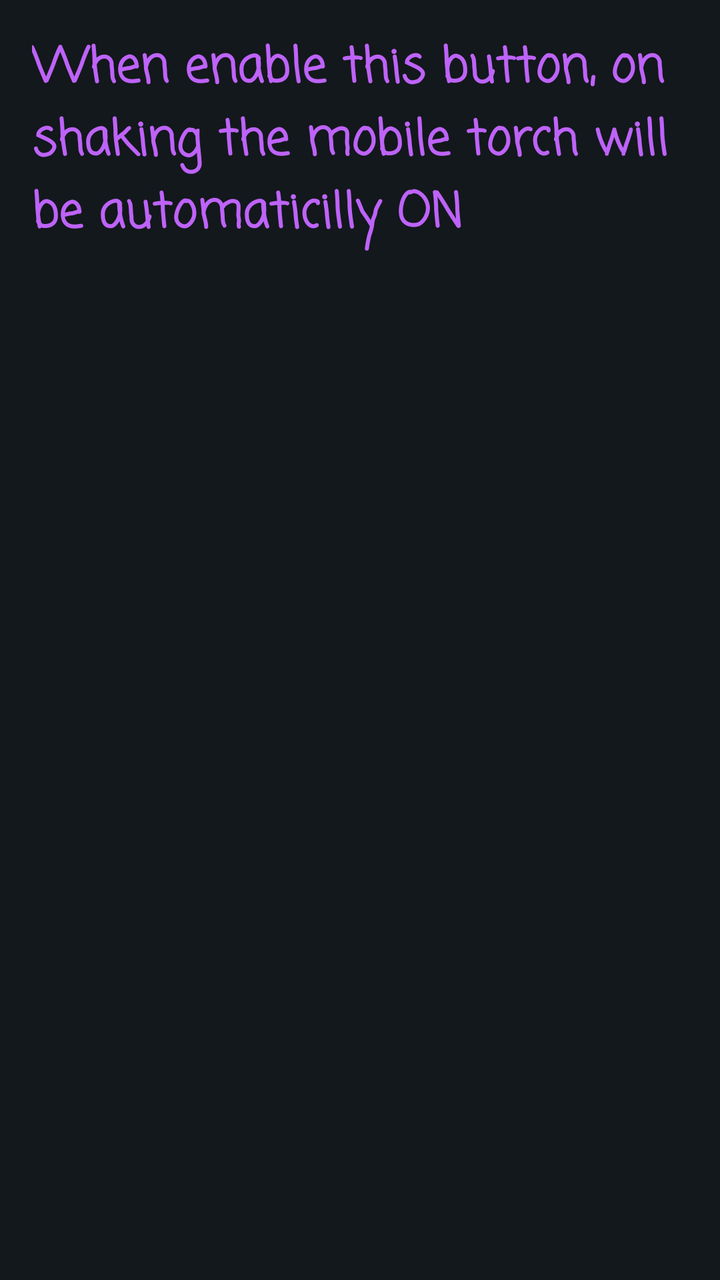
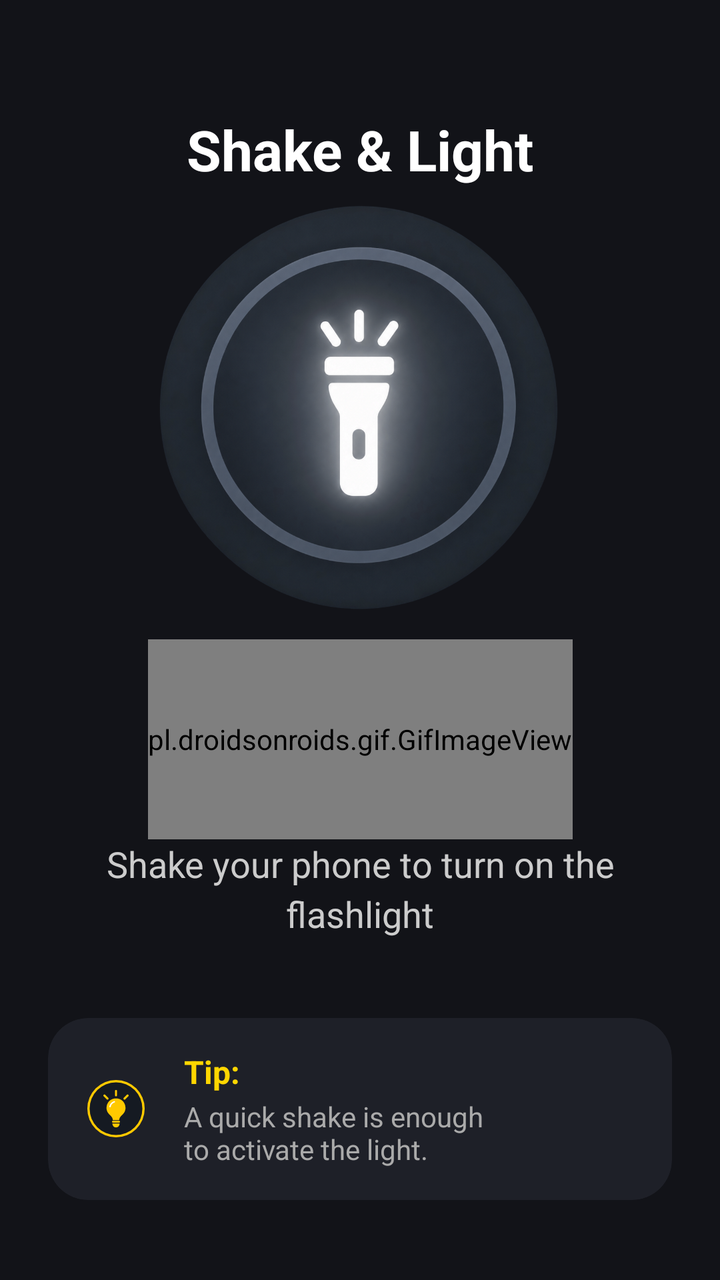

Two renders of the same Android screen: before a commit and after it. Below are the layout's source before the change and the commit's diff.
<!-- AndroidManifest.xml: application theme Theme.ShakeShake -->
<!-- res/layout/activity_main.xml -->
<?xml version="1.0" encoding="utf-8"?>
<LinearLayout xmlns:android="http://schemas.android.com/apk/res/android"
    xmlns:app="http://schemas.android.com/apk/res-auto"
    xmlns:tools="http://schemas.android.com/tools"
    android:layout_width="match_parent"
    android:background="@color/app_bg"
    android:layout_height="match_parent"
    tools:context=".MainActivity">


    <TextView
        android:id="@+id/textView2"
        android:layout_width="match_parent"
        android:layout_height="wrap_content"
        android:layout_margin="16dp"
        android:fontFamily="casual"
        android:text="When enable this button, on shaking the mobile torch will be automaticilly ON"
        android:textColor="@color/app_txt"
        android:textSize="24sp"
        android:textStyle="bold"
        app:layout_constraintBottom_toTopOf="@+id/switchs"
        app:layout_constraintEnd_toEndOf="parent"
        app:layout_constraintStart_toStartOf="parent" />

</LinearLayout>
<!-- resources referenced by this layout -->
<resources>
  <color name="app_bg">#13181C</color>
  <color name="app_txt">#BE63F9</color>
  <style name="Theme.ShakeShake" parent="Theme.MaterialComponents.DayNight.DarkActionBar">
          
          <item name="colorPrimary">@color/purple_500</item>
          <item name="colorPrimaryVariant">@color/purple_700</item>
          <item name="colorOnPrimary">@color/white</item>
          
          <item name="colorSecondary">@color/teal_200</item>
          <item name="colorSecondaryVariant">@color/teal_700</item>
          <item name="colorOnSecondary">@color/black</item>
          
          <item name="android:statusBarColor">?attr/colorPrimaryVariant</item>
          
      </style>
  <color name="purple_500">#ff082F50</color>
  <color name="purple_700">#ff041326</color>
  <color name="white">#FFFFFFFF</color>
  <color name="teal_200">#FF03DAC5</color>
  <color name="teal_700">#FF018786</color>
  <color name="black">#FF000000</color>
</resources>

<!-- the commit's change to res/layout/activity_main.xml (unified diff, before → after) -->
@@ -1,25 +1,122 @@
 <?xml version="1.0" encoding="utf-8"?>
-<LinearLayout xmlns:android="http://schemas.android.com/apk/res/android"
+<androidx.constraintlayout.widget.ConstraintLayout
+    xmlns:android="http://schemas.android.com/apk/res/android"
     xmlns:app="http://schemas.android.com/apk/res-auto"
     xmlns:tools="http://schemas.android.com/tools"
     android:layout_width="match_parent"
-    android:background="@color/app_bg"
     android:layout_height="match_parent"
-    tools:context=".MainActivity">
+    android:background="#121318"
+    android:padding="24dp">
+
+    
+    <TextView
+        android:id="@+id/tvTitle"
+        android:layout_width="wrap_content"
+        android:layout_height="wrap_content"
+        android:layout_marginTop="32dp"
+        android:text="Shake &amp; Light"
+        android:textColor="#FFFFFF"
+        android:textSize="28sp"
+        android:textStyle="bold"
+        app:layout_constraintEnd_toEndOf="parent"
+        app:layout_constraintStart_toStartOf="parent"
+        app:layout_constraintTop_toTopOf="parent" />
+
+    
+    <FrameLayout
+        android:id="@+id/flIconContainer"
+        android:layout_width="260dp"
+        android:layout_height="260dp"
+        android:background="@drawable/flash_light_off"
+        app:layout_constraintBottom_toTopOf="@+id/textView"
+        app:layout_constraintEnd_toEndOf="parent"
+        app:layout_constraintStart_toStartOf="parent"
+        app:layout_constraintTop_toBottomOf="@+id/tvTitle">
 
 
+    </FrameLayout>
+
+    
     <TextView
-        android:id="@+id/textView2"
-        android:layout_width="match_parent"
+        android:id="@+id/tvStatusInstruction"
+        android:layout_width="wrap_content"
         android:layout_height="wrap_content"
-        android:layout_margin="16dp"
-        android:fontFamily="casual"
-        android:text="When enable this button, on shaking the mobile torch will be automaticilly ON"
-        android:textColor="@color/app_txt"
-        android:textSize="24sp"
-        android:textStyle="bold"
-        app:layout_constraintBottom_toTopOf="@+id/switchs"
+        android:layout_marginBottom="40dp"
+        android:gravity="center"
+        android:lineSpacingExtra="4dp"
+        android:text="Shake your phone to turn on the flashlight"
+        android:textColor="#CCCCCC"
+        android:textSize="18sp"
+        app:layout_constraintBottom_toTopOf="@+id/cardTip"
         app:layout_constraintEnd_toEndOf="parent"
         app:layout_constraintStart_toStartOf="parent" />
 
-</LinearLayout>
+    
+    <androidx.cardview.widget.CardView
+        android:id="@+id/cardTip"
+        android:layout_width="0dp"
+        android:layout_height="wrap_content"
+        android:layout_marginBottom="16dp"
+        app:cardBackgroundColor="#1E2028"
+        app:cardCornerRadius="20dp"
+        app:cardElevation="0dp"
+        app:layout_constraintBottom_toBottomOf="parent"
+        app:layout_constraintEnd_toEndOf="parent"
+        app:layout_constraintStart_toStartOf="parent">
+
+        <LinearLayout
+            android:layout_width="match_parent"
+            android:layout_height="wrap_content"
+            android:gravity="center_vertical"
+            android:orientation="horizontal"
+            android:padding="16dp">
+
+            
+            <ImageView
+                android:id="@+id/ivTipIcon"
+                android:layout_width="36dp"
+                android:layout_height="36dp"
+                android:layout_marginEnd="16dp"
+                android:contentDescription="Tip Icon"
+                android:src="@drawable/icon_tip" />
+
+            
+            <LinearLayout
+                android:layout_width="0dp"
+                android:layout_height="wrap_content"
+                android:layout_weight="1"
+                android:orientation="vertical">
+
+                <TextView
+                    android:id="@+id/tvTipHeader"
+                    android:layout_width="wrap_content"
+                    android:layout_height="wrap_content"
+                    android:text="Tip:"
+                    android:textColor="#FFD600"
+                    android:textSize="16sp"
+                    android:textStyle="bold" />
+
+                <TextView
+                    android:id="@+id/tvTipBody"
+                    android:layout_width="wrap_content"
+                    android:layout_height="wrap_content"
+                    android:layout_marginTop="2dp"
+                    android:text="A quick shake is enough\nto activate the light."
+                    android:textColor="#AAAAAA"
+                    android:textSize="14sp" />
+            </LinearLayout>
+        </LinearLayout>
+    </androidx.cardview.widget.CardView>
+
+    <pl.droidsonroids.gif.GifImageView
+        android:id="@+id/textView"
+        android:src="@drawable/helping_gif"
+        android:layout_width="wrap_content"
+        android:layout_height="100dp"
+        android:text="TextView"
+        app:layout_constraintBottom_toTopOf="@+id/tvStatusInstruction"
+        app:layout_constraintEnd_toEndOf="parent"
+        app:layout_constraintStart_toStartOf="parent"
+         />
+
+</androidx.constraintlayout.widget.ConstraintLayout>
<!-- resource entries referenced after the edit -->
@@ -1,7 +1,44 @@
 <!-- resources referenced by this layout -->
 <resources>
-  <color name="app_bg">#13181C</color>
-  <color name="app_txt">#BE63F9</color>
+  <!-- drawable flash_light_off: png bitmap (drawable, 914828 bytes) -->
+  <!-- drawable helping_gif: gif bitmap (drawable, 175439 bytes) -->
+  <!-- drawable icon_tip (drawable) -->
+  <vector xmlns:android="http://schemas.android.com/apk/res/android"
+      android:width="1024dp"
+      android:height="1024dp"
+      android:viewportWidth="1024"
+      android:viewportHeight="1024">
+    <path
+        android:pathData="M512,512m-408,0a408,408 0,1 1,816 0a408,408 0,1 1,-816 0"
+        android:fillColor="#FFC900"/>
+    <path
+        android:pathData="M512,512m-375,0a375,375 0,1 1,750 0a375,375 0,1 1,-750 0"
+        android:fillColor="#151A22"/>
+    <path
+        android:pathData="M512,245L512,245A15,15 0,0 1,527 260L527,322A15,15 0,0 1,512 337L512,337A15,15 0,0 1,497 322L497,260A15,15 0,0 1,512 245z"
+        android:fillColor="#FFC900"/>
+    <path
+        android:pathData="M336.5,314.5L336.5,314.5A15,15 0,0 1,357.7 314.5L401.5,358.3A15,15 112.8,0 1,401.5 379.5L401.5,379.5A15,15 112.8,0 1,380.3 379.5L336.5,335.7A15,15 0,0 1,336.5 314.5z"
+        android:fillColor="#FFC900"/>
+    <path
+        android:pathData="M687.5,314.5L687.5,314.5A15,15 134.5,0 1,687.5 335.7L643.7,379.5A15,15 0,0 1,622.5 379.5L622.5,379.5A15,15 0,0 1,622.5 358.3L666.3,314.5A15,15 134.5,0 1,687.5 314.5z"
+        android:fillColor="#FFC900"/>
+    <path
+        android:pathData="M512,366C432,366 377,426 377,501C377,553 405,584 437,614C456,632 465,649 467,675L557,675C559,649 568,632 587,614C619,584 647,553 647,501C647,426 592,366 512,366Z"
+        android:fillColor="#FFC900"/>
+    <path
+        android:pathData="M427,483C434,451 458,425 488,414"
+        android:strokeWidth="20"
+        android:fillColor="#00000000"
+        android:strokeColor="#FFF"
+        android:strokeLineCap="round"/>
+    <path
+        android:pathData="M466,686L558,686A12,12 0,0 1,570 698L570,698A12,12 0,0 1,558 710L466,710A12,12 0,0 1,454 698L454,698A12,12 0,0 1,466 686z"
+        android:fillColor="#FFC900"/>
+    <path
+        android:pathData="M460,724H564C560,760 542,779 512,779C482,779 464,760 460,724Z"
+        android:fillColor="#FFC900"/>
+  </vector>
   <style name="Theme.ShakeShake" parent="Theme.MaterialComponents.DayNight.DarkActionBar">
           
           <item name="colorPrimary">@color/purple_500</item>
